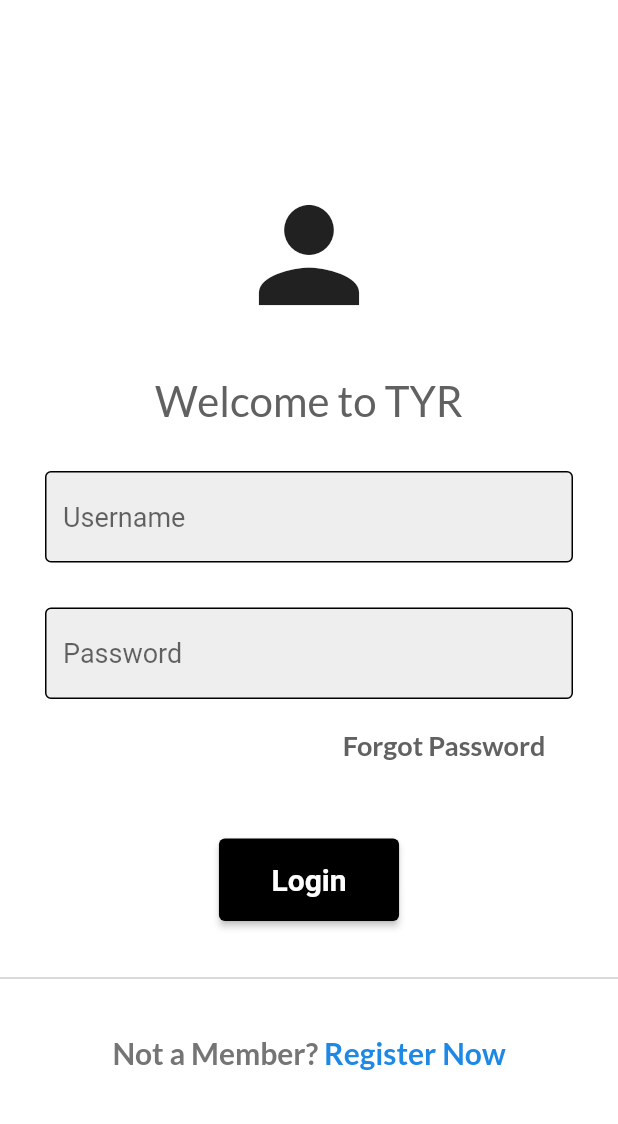
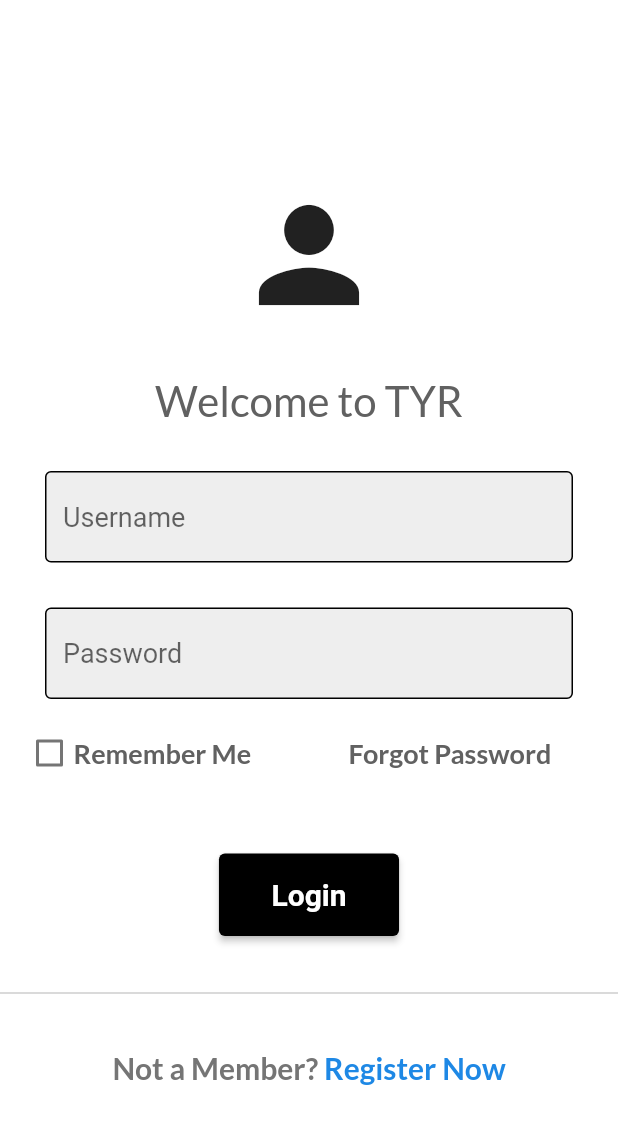
Before and after one commit to codecrafts1126/TYR, a Flutter app: the screen it shows after launch, on a phone screen of 412 x 824 dp. Shown: the top 1124 px of the screen. Run offline on Flutter 3.47's test engine with Material 2 defaults, Android fonts, the phone set to English and light mode, and no system bars; our stand-ins replace firebase_auth, firebase_core, google_fonts; accounts and stored records are empty.

Commit message:
Added Remember me but just for frontend it backend still remains

```diff
--- a/lib/Pages/login_page.dart
+++ b/lib/Pages/login_page.dart
@@ -50,6 +50,8 @@ class _LoginState extends State<Login> {
   final email = TextEditingController();
   final password = TextEditingController();
 
+  bool isChecked = false;
+
   String warning = '';
   @override
   Widget build(BuildContext context) {
@@ -95,9 +97,30 @@ class _LoginState extends State<Login> {
                 ),
               ),
               const SizedBox(height: 20),
-              Padding(
-                padding: const EdgeInsets.fromLTRB(180, 0, 0, 0),
-                child: Text(
+              Row(
+                children: [
+                  const SizedBox(width: 17),
+                  Checkbox(
+                    materialTapTargetSize: MaterialTapTargetSize.shrinkWrap,
+                    value: isChecked,
+                    visualDensity: VisualDensity.compact,
+                    onChanged: (bool? value) {
+                      setState(() {
+                        isChecked = value!;
+                      });
+                    },
+                  ),
+                  Text(
+                    'Remember Me',
+                    style: TextStyle(
+                      fontSize: 18,
+                      fontFamily: GoogleFonts.lato().fontFamily,
+                      color: Colors.grey.shade700,
+                      fontWeight: FontWeight.bold,
+                    ),
+                  ),
+                  const SizedBox(width: 65),
+                  Text(
                     'Forgot Password',
                     style: TextStyle(
                       fontSize: 18,
@@ -106,6 +129,7 @@ class _LoginState extends State<Login> {
                       fontWeight: FontWeight.bold,
                     ),
                   ),
+                ],
               ),
               const SizedBox(height: 15),
               Text(
```
Also changed, not shown: lib/Pages/register_page.dart (+18 -3 lines). Lines whose indentation alone changed are shown as unchanged.
